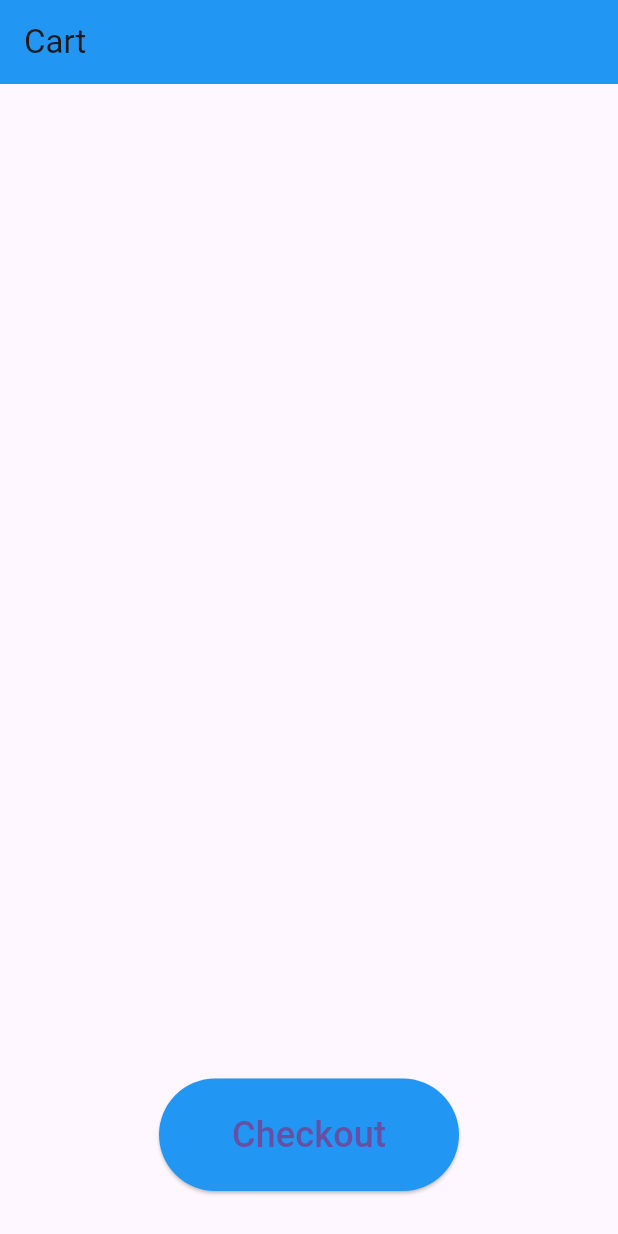
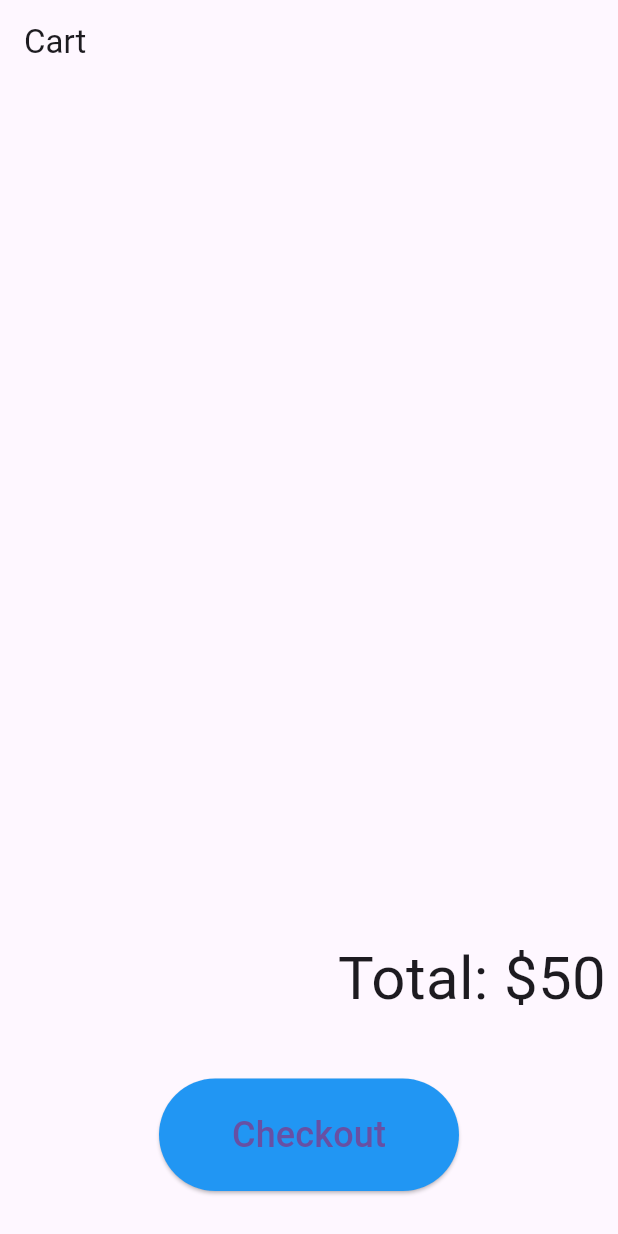
Before and after one commit to ousef777/webstore, a Flutter app: the Cart screen opened by its route, on a phone screen of 412 x 824 dp. Run offline on Flutter 3.47's test engine with Material 3 defaults, Android fonts, the light colour scheme and no system bars; our stand-ins replace go_router.

Commit message:
small changes

```diff
--- a/lib/Cart.dart
+++ b/lib/Cart.dart
@@ -9,7 +9,7 @@ class Cart extends StatelessWidget {
   Widget build(BuildContext context) {
     return Scaffold(
       appBar: AppBar(
-        backgroundColor: Colors.blue,
+        // backgroundColor: Colors.blue,
         title: const Text("Cart"),
       ),
       body: Column(
@@ -36,6 +36,19 @@ class Cart extends StatelessWidget {
               }
             ),
           ),
+          const Row(
+            mainAxisAlignment: MainAxisAlignment.end,
+            children: [
+              Padding(
+                padding: EdgeInsets.all(8.0),
+                child: Text(
+                  "Total: \$50",
+                  style: TextStyle(fontSize: 40),
+                ),
+              )
+            ],
+          ),
+          const SizedBox(height: 30,),
           ElevatedButton(
             onPressed: () {
               GoRouter.of(context).push('/checkout');
--- a/lib/Checkout.dart
+++ b/lib/Checkout.dart
@@ -22,8 +22,11 @@ class Checkout extends StatelessWidget {
             const SizedBox(height: 20,),
                 ElevatedButton(
                   onPressed: () {
-                    if (!_formKey.currentState!.validate()) return;
+                    bool val = !_formKey.currentState!.validate();
+                    bool val2 = !_formKey2.currentState!.validate();
+                    if (val || val2) return;
                     _formKey.currentState!.save();
+                    _formKey2.currentState!.save();
                   },
                   child: const Text("Submit")
                 )
--- a/lib/homepage.dart
+++ b/lib/homepage.dart
@@ -17,7 +17,7 @@ class Homepage extends StatelessWidget {
   Widget build(BuildContext context) {
     return Scaffold(
         appBar: AppBar(
-          backgroundColor: Colors.blue,
+          // backgroundColor: Colors.blue,
           title: const Text("Home"),
           centerTitle: true,
         ),
--- a/lib/main.dart
+++ b/lib/main.dart
@@ -23,7 +23,7 @@ class MainApp extends StatelessWidget {
   @override
   Widget build(BuildContext context) {
     final GoRouter router = GoRouter(
-      initialLocation: '/checkout', // Main page
+      initialLocation: '/home', // Main page
       routes: [
         GoRoute(
           path: '/home',
```
